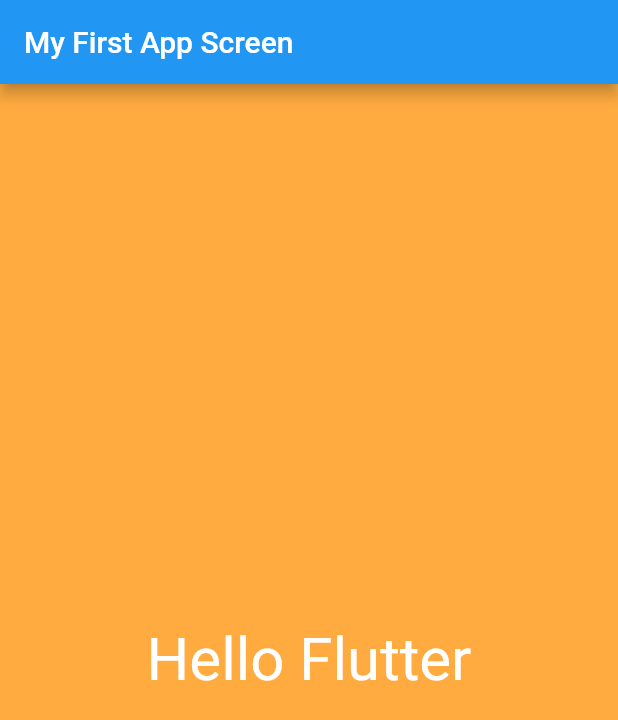
After one commit to Rupkuvarba/FlutterTutorial, a Flutter app: the screen it shows after launch, on a phone screen of 412 x 824 dp. The commit adds this screen. Shown: the top 720 px of the screen. Run offline on Flutter 3.47's test engine with Material 2 defaults, Android fonts, the phone set to English and light mode, and no system bars.

Commit message:
seprate class for home

```diff
--- /dev/null
+++ b/lib/app_screens/first_screen.dart
@@ -0,0 +1,20 @@
+import 'package:flutter/material.dart';
+
+class FirstScreen extends StatelessWidget{
+
+  @override
+  Widget build(BuildContext context) {
+    // TODO: implement build
+    return Material(
+      color: Colors.orangeAccent,
+      child: Center(
+        child: Text(
+          "Hello Flutter",
+          textDirection: TextDirection.ltr,
+          style: TextStyle(color: Colors.white, fontSize: 40.0),
+        ),
+      ),
+    );
+  }
+
+}
--- a/lib/main.dart
+++ b/lib/main.dart
@@ -1,4 +1,5 @@
 import 'package:flutter/material.dart';
+import 'package:flutter_app_tutorial/app_screens/first_screen.dart';
 
 void main() => runApp(new MyFlutterApp());
 
@@ -13,16 +14,7 @@ class MyFlutterApp extends StatelessWidget{
         title: "My Flutter App",
         home: Scaffold(
           appBar: AppBar(title: Text("My First App Screen"),),
-          body: Material(
-            color: Colors.orangeAccent,
-            child: Center(
-              child: Text(
-                "Hello Flutter",
-                textDirection: TextDirection.ltr,
-                style: TextStyle(color: Colors.white, fontSize: 40.0),
-              ),
-            ),
-          ),
+          body: FirstScreen()
         )
     );
 
```
